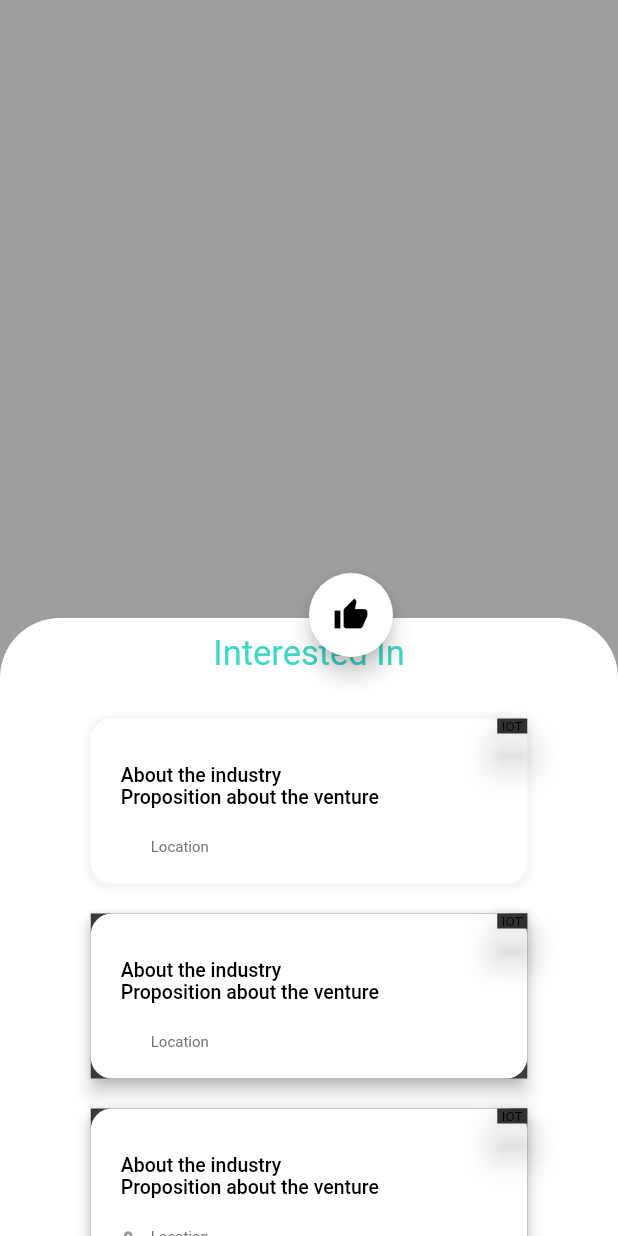
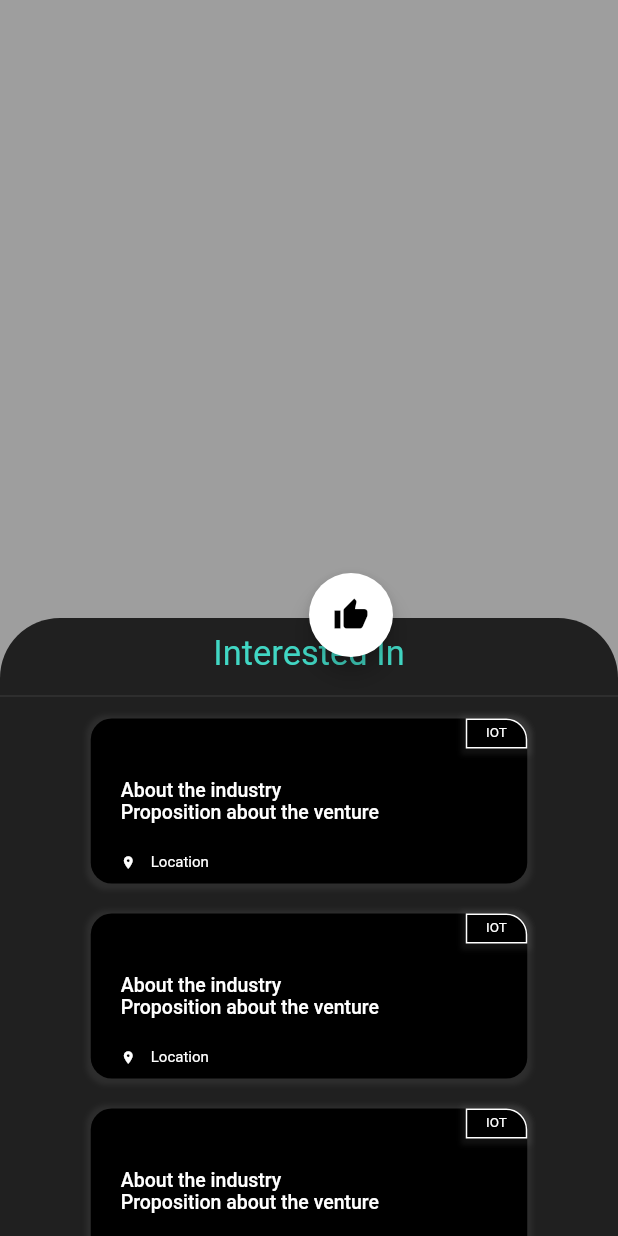
Before and after one commit to abhishekak048/scrollable-bottomsheet, a Flutter app: the screen it shows after launch, on a phone screen of 412 x 824 dp. Run offline on Flutter 3.47's test engine with Material 2 defaults, Android fonts, the phone set to English and light mode, and no system bars; Roboto replaces fonts that are missing (Gotham).

Commit message:
Git commit -m "second commmit"

```diff
--- a/lib/main.dart
+++ b/lib/main.dart
@@ -1,4 +1,6 @@
+
 import 'package:flutter/material.dart';
+import 'package:flutter/scheduler.dart';
 
 void main() => runApp(MyApp());
 
@@ -9,6 +11,11 @@ class MyApp extends StatelessWidget {
     return MaterialApp(
       title: 'Flutter Demo',
       theme: ThemeData.dark(
+//        brightness: Brightness.light,
+//        primaryColor: Colors.red,
+//      ),
+//      darkTheme: ThemeData(
+//        brightness: Brightness.dark,
         // This is the theme of your application.
         //
         // Try running your application with "flutter run". You'll see the
@@ -29,6 +36,17 @@ class MyApp extends StatelessWidget {
 
 class MyHomePage extends StatelessWidget {
   @override
+
+  bool _darkModeEnabled = true;
+
+  void _checkIfDarkModeEnabled() {
+    var brightness = SchedulerBinding.instance.window.platformBrightness;
+    var theme;
+    theme.brightness == appDarkTheme().brightness
+        ? _darkModeEnabled = true
+        : _darkModeEnabled = false;
+  }
+
   Widget build(BuildContext context) {
     return Scaffold(
       backgroundColor: Colors.grey,
@@ -44,13 +62,13 @@ class MyHomePage extends StatelessWidget {
                 children: <Widget>[
                   Container(
                     decoration: BoxDecoration(
-                      color: Colors.white,
+                      color: _darkModeEnabled ? Color(0xff202020) : Colors.white,
                       borderRadius: BorderRadius.only(topRight: Radius.circular(40), topLeft: Radius.circular(40)),
                     ),
                     child: ListView(
                       children: <Widget>[
                         SizedBox(height: 10,),
-                        Text("Interested In" , style: TextStyle( fontFamily: 'roboto', fontSize: 23,  color: const Color(0xff41D7C4),), textAlign: TextAlign.center,),
+                        Text("Interested In" , style: TextStyle( fontFamily: 'roboto', fontSize: 23,  color:  Color(0xff41D7C4),), textAlign: TextAlign.center,),
                         Divider(height: 30,),
                         Column(
                           children: <Widget>[
@@ -59,7 +77,7 @@ class MyHomePage extends StatelessWidget {
                                 height: 110.0,
                                 decoration: BoxDecoration(
                                     borderRadius: BorderRadius.all(Radius.circular(14)),
-                                  color: const Color(0xffFFFFFF),
+                                  color: _darkModeEnabled ? Color(0xff000000) : Color(0xffFFFFFF),
                                   boxShadow: [
                                     BoxShadow(
                                       color: Colors.grey.withOpacity(0.1),
@@ -77,16 +95,32 @@ class MyHomePage extends StatelessWidget {
 
                                       Container(
                                         alignment: Alignment.topRight,
-                                        child: Material(
-                                          elevation: 10,
                                         child: Container(
-                                            width: 20.0,
-                                            height: 10.0,
+                                          width: 41.0,
+                                          height: 20.0,
+                                          decoration: BoxDecoration(
+                                            border: Border.all(
+                                              color: Colors.white,// set border color
+                                            ),
+                                            borderRadius: BorderRadius.only(
+                                              topRight: Radius.circular(14),
+                                            ),
+                                            color: _darkModeEnabled ? Color(0xff000000) : Color(0xffFFFFFF),
+                                            boxShadow: [
+                                              BoxShadow(
+                                                color: Colors.grey.withOpacity(0.1),
+                                                spreadRadius: 3,
+                                                blurRadius: 2,
+                                                offset: Offset(0, 1), // changes position of shadow
+                                              ),
+                                            ],
+                                          ),
+                                          child: Center(
                                             child: Text('IOT',
                                               style: TextStyle(
                                                 fontFamily: 'Gotham',
                                                 fontSize: 9,
-                                                color: const Color(0xff000000),
+                                                color: _darkModeEnabled ? Color(0xffFFFFFF) : Color(0xff000000),
                                               ),
                                               textAlign: TextAlign.center,
                                             ),
@@ -98,7 +132,7 @@ class MyHomePage extends StatelessWidget {
                                         style: TextStyle(
                                           fontFamily: 'Gotham',
                                           fontSize: 13,
-                                          color: const Color(0xff000000),
+                                          color: _darkModeEnabled ? Color(0xffFFFFFF) : Color(0xff000000),
                                           fontWeight: FontWeight.w500,
                                         ),
                                         textAlign: TextAlign.left,
@@ -107,7 +141,7 @@ class MyHomePage extends StatelessWidget {
                                         style: TextStyle(
                                           fontFamily: 'Gotham',
                                           fontSize: 13,
-                                          color: const Color(0xff000000),
+                                          color: _darkModeEnabled ? Color(0xffFFFFFF) : Color(0xff000000),
                                           fontWeight: FontWeight.w500,
                                         ),
                                         textAlign: TextAlign.left,
@@ -121,7 +155,7 @@ class MyHomePage extends StatelessWidget {
                                             style: TextStyle(
                                             fontFamily: 'Gotham',
                                             fontSize: 10,
-                                            color: const Color(0xff747373,)
+                                            color: _darkModeEnabled ? Color(0xffFFFFFF) : Color(0xff747373,)
                                           ),)
                                         ],
                                       )
@@ -130,14 +164,12 @@ class MyHomePage extends StatelessWidget {
                                 ),
                               ),
                             SizedBox(height: 20,),
-                            Material(
-                              elevation: 5,
-                              child: Container(
+                            Container(
                               width: 291.0,
                               height: 110.0,
                               decoration: BoxDecoration(
                                 borderRadius: BorderRadius.all(Radius.circular(14)),
-                                  color: const Color(0xffFFFFFF),
+                                color: _darkModeEnabled ? Color(0xff000000) : Color(0xffFFFFFF),
                                 boxShadow: [
                                   BoxShadow(
                                     color: Colors.grey.withOpacity(0.1),
@@ -155,16 +187,32 @@ class MyHomePage extends StatelessWidget {
 
                                     Container(
                                       alignment: Alignment.topRight,
-                                        child: Material(
-                                          elevation: 10,
                                       child: Container(
-                                            width: 20.0,
-                                            height: 10.0,
+                                        width: 41.0,
+                                        height: 20.0,
+                                        decoration: BoxDecoration(
+                                          border: Border.all(
+                                            color: Colors.white,// set border color
+                                          ),
+                                          borderRadius: BorderRadius.only(
+                                            topRight: Radius.circular(14),
+                                          ),
+                                          color: _darkModeEnabled ? Color(0xff000000) : Color(0xffFFFFFF),
+                                          boxShadow: [
+                                            BoxShadow(
+                                              color: Colors.grey.withOpacity(0.1),
+                                              spreadRadius: 3,
+                                              blurRadius: 2,
+                                              offset: Offset(0, 1), // changes position of shadow
+                                            ),
+                                          ],
+                                        ),
+                                        child: Center(
                                           child: Text('IOT',
                                             style: TextStyle(
                                               fontFamily: 'Gotham',
                                               fontSize: 9,
-                                                color: const Color(0xff000000),
+                                              color: _darkModeEnabled ? Color(0xffFFFFFF) : Color(0xff000000),
                                             ),
                                             textAlign: TextAlign.center,
                                           ),
@@ -176,7 +224,7 @@ class MyHomePage extends StatelessWidget {
                                       style: TextStyle(
                                         fontFamily: 'Gotham',
                                         fontSize: 13,
-                                          color: const Color(0xff000000),
+                                        color: _darkModeEnabled ? Color(0xffFFFFFF) : Color(0xff000000),
                                         fontWeight: FontWeight.w500,
                                       ),
                                       textAlign: TextAlign.left,
@@ -185,7 +233,7 @@ class MyHomePage extends StatelessWidget {
                                       style: TextStyle(
                                         fontFamily: 'Gotham',
                                         fontSize: 13,
-                                          color: const Color(0xff000000),
+                                        color: _darkModeEnabled ? Color(0xffFFFFFF) : Color(0xff000000),
                                         fontWeight: FontWeight.w500,
                                       ),
                                       textAlign: TextAlign.left,
@@ -199,7 +247,7 @@ class MyHomePage extends StatelessWidget {
                                           style: TextStyle(
                                               fontFamily: 'Gotham',
                                               fontSize: 10,
-                                                color: const Color(0xff747373,)
+                                              color: _darkModeEnabled ? Color(0xffFFFFFF) : Color(0xff747373,)
                                           ),)
                                       ],
                                     )
@@ -207,16 +255,13 @@ class MyHomePage extends StatelessWidget {
                                 ),
                               ),
                             ),
-                            ),
                             SizedBox(height: 20,),
-                            Material(
-                              elevation: 5,
-                              child: Container(
+                            Container(
                               width: 291.0,
                               height: 110.0,
                               decoration: BoxDecoration(
                                 borderRadius: BorderRadius.all(Radius.circular(14)),
-                                  color: const Color(0xffFFFFFF),
+                                color: _darkModeEnabled ? Color(0xff000000) : Color(0xffFFFFFF),
                                 boxShadow: [
                                   BoxShadow(
                                     color: Colors.grey.withOpacity(0.1),
@@ -234,16 +279,32 @@ class MyHomePage extends StatelessWidget {
 
                                     Container(
                                       alignment: Alignment.topRight,
-                                        child: Material(
-                                          elevation: 10,
                                       child: Container(
-                                            width: 20.0,
-                                            height: 10.0,
+                                        width: 41.0,
+                                        height: 20.0,
+                                        decoration: BoxDecoration(
+                                          border: Border.all(
+                                            color: Colors.white,// set border color
+                                          ),
+                                          borderRadius: BorderRadius.only(
+                                            topRight: Radius.circular(14),
+                                          ),
+                                          color: _darkModeEnabled ? Color(0xff000000) : Color(0xffFFFFFF),
+                                          boxShadow: [
+                                            BoxShadow(
+                                              color: Colors.grey.withOpacity(0.1),
+                                              spreadRadius: 3,
+                                              blurRadius: 2,
+                                              offset: Offset(0, 1), // changes position of shadow
+                                            ),
+                                          ],
+                                        ),
+                                        child: Center(
                                           child: Text('IOT',
                                             style: TextStyle(
                                               fontFamily: 'Gotham',
                                               fontSize: 9,
-                                                color: const Color(0xff000000),
+                                              color: _darkModeEnabled ? Color(0xffFFFFFF) : Color(0xff000000),
                                             ),
                                             textAlign: TextAlign.center,
                                           ),
@@ -255,7 +316,7 @@ class MyHomePage extends StatelessWidget {
                                       style: TextStyle(
                                         fontFamily: 'Gotham',
                                         fontSize: 13,
-                                          color: const Color(0xff000000),
+                                        color: _darkModeEnabled ? Color(0xffFFFFFF) : Color(0xff000000),
                                         fontWeight: FontWeight.w500,
                                       ),
                                       textAlign: TextAlign.left,
@@ -264,7 +325,7 @@ class MyHomePage extends StatelessWidget {
                                       style: TextStyle(
                                         fontFamily: 'Gotham',
                                         fontSize: 13,
-                                          color: const Color(0xff000000),
+                                        color: _darkModeEnabled ? Color(0xffFFFFFF) : Color(0xff000000),
                                         fontWeight: FontWeight.w500,
                                       ),
                                       textAlign: TextAlign.left,
@@ -272,13 +333,13 @@ class MyHomePage extends StatelessWidget {
                                     SizedBox(height: 20,),
                                     Row(
                                       children: <Widget>[
-                                          Icon(Icons.location_on,size: 10,color: Colors.grey),
+                                        Icon(Icons.location_on,size: 10,),
                                         SizedBox(width: 10,),
                                         Text("Location",
                                           style: TextStyle(
                                               fontFamily: 'Gotham',
                                               fontSize: 10,
-                                                color: const Color(0xff747373,)
+                                              color: _darkModeEnabled ? Color(0xffFFFFFF) : Color(0xff747373,)
                                           ),)
                                       ],
                                     )
@@ -286,7 +347,7 @@ class MyHomePage extends StatelessWidget {
                                 ),
                               ),
                             ),
-                            ),
+
                           ],
                         )
                       ],
@@ -311,4 +372,15 @@ class MyHomePage extends StatelessWidget {
       ),
     );
   }
+
+  appDarkTheme() {
+
   }
+}
+
+
+  @override
+  Widget build(BuildContext context) {
+    // TODO: implement build
+    throw UnimplementedError();
+  }
```
Lines whose indentation alone changed are shown as unchanged.
